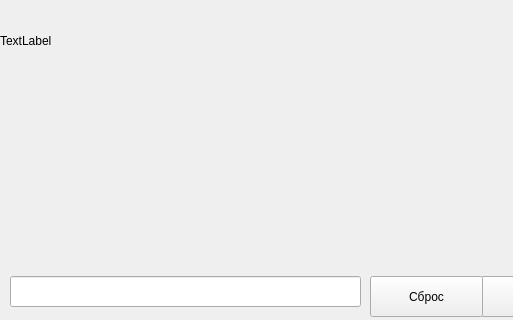
This is main.ui in NAD777/Yandex-maps-api-Qt-application as Qt 5 draws it before an edit; both pictures show x 0 to 513 and y 214 to 534 of the 602 by 534 pixel window. The edited form follows.
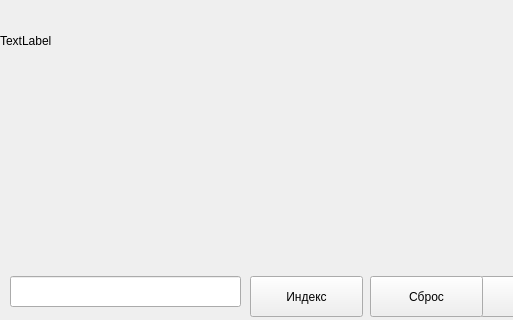
This is the edited form.

Commit message: Add soution for 9-th

```diff
--- a/main.ui
+++ b/main.ui
@@ -45,7 +45,7 @@
      <rect>
       <x>10</x>
       <y>490</y>
-      <width>351</width>
+      <width>231</width>
       <height>31</height>
      </rect>
     </property>
@@ -84,6 +84,19 @@
      <string/>
     </property>
    </widget>
+   <widget class="QPushButton" name="post_code">
+    <property name="geometry">
+     <rect>
+      <x>250</x>
+      <y>490</y>
+      <width>113</width>
+      <height>41</height>
+     </rect>
+    </property>
+    <property name="text">
+     <string>Индекс</string>
+    </property>
+   </widget>
   </widget>
  </widget>
  <resources/>
```
The commit also changes 1 other file.
